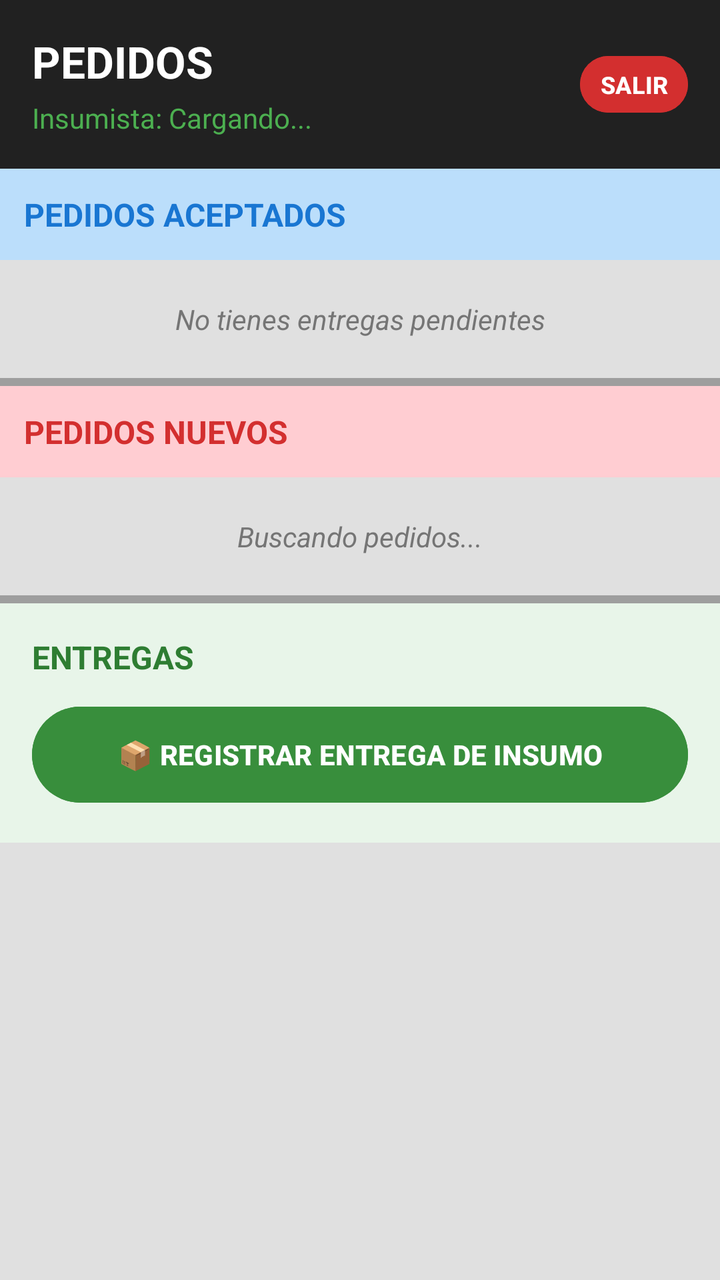
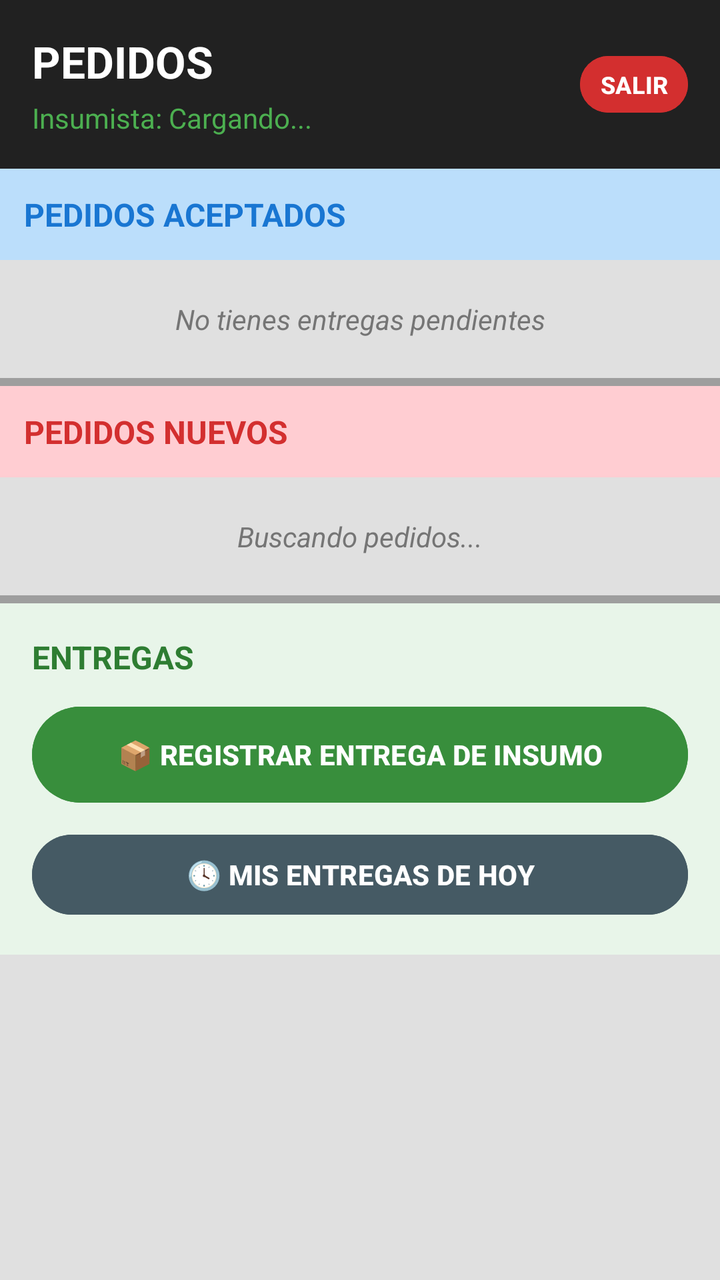

An Android layout rendered at two revisions. The XML below is the earlier revision; the diff shows what the commit changed to produce the second picture.
<!-- AndroidManifest.xml: application theme Theme.Controller -->
<!-- res/layout/activity_bandeja_insumos.xml -->
<?xml version="1.0" encoding="utf-8"?>
<LinearLayout xmlns:android="http://schemas.android.com/apk/res/android"
    android:layout_width="match_parent"
    android:layout_height="match_parent"
    android:orientation="vertical"
    android:background="#E0E0E0"
    android:fitsSystemWindows="true">

    <LinearLayout
        android:layout_width="match_parent"
        android:layout_height="wrap_content"
        android:background="#212121"
        android:padding="16dp"
        android:orientation="horizontal"
        android:gravity="center_vertical">
        <LinearLayout
            android:layout_width="0dp"
            android:layout_height="wrap_content"
            android:layout_weight="1"
            android:orientation="vertical">
            <TextView
                android:layout_width="wrap_content"
                android:layout_height="wrap_content"
                android:text="PEDIDOS"
                android:textColor="#FFFFFF"
                android:textSize="22sp"
                android:textStyle="bold"/>
            <TextView
                android:id="@+id/tvUsuarioLogueado"
                android:layout_width="wrap_content"
                android:layout_height="wrap_content"
                android:text="Insumista: Cargando..."
                android:textColor="#4CAF50"
                android:textSize="14sp"
                android:layout_marginTop="4dp"/>
        </LinearLayout>
        <Button
            android:id="@+id/btnCerrarSesion"
            android:layout_width="wrap_content"
            android:layout_height="wrap_content"
            android:minHeight="0dp"
            android:minWidth="0dp"
            android:paddingHorizontal="10dp"
            android:text="SALIR"
            android:textSize="12sp"
            android:backgroundTint="#D32F2F"
            android:textColor="#FFFFFF"
            android:textStyle="bold"/>
    </LinearLayout>

    <androidx.core.widget.NestedScrollView
        android:layout_width="match_parent"
        android:layout_height="match_parent"
        android:fillViewport="true">

        <LinearLayout
            android:layout_width="match_parent"
            android:layout_height="wrap_content"
            android:orientation="vertical">

            <TextView
                android:layout_width="match_parent"
                android:layout_height="wrap_content"
                android:text="PEDIDOS ACEPTADOS"
                android:textColor="#1976D2"
                android:textStyle="bold"
                android:padding="12dp"
                android:textSize="16sp"
                android:background="#BBDEFB"/>

            <TextView
                android:id="@+id/tvSinAsignados"
                android:layout_width="match_parent"
                android:layout_height="wrap_content"
                android:text="No tienes entregas pendientes"
                android:gravity="center"
                android:padding="20dp"
                android:textStyle="italic"
                android:textColor="#757575"/>

            <androidx.recyclerview.widget.RecyclerView
                android:id="@+id/rvAsignados"
                android:layout_width="match_parent"
                android:layout_height="wrap_content"
                android:nestedScrollingEnabled="false" /> <View
            android:layout_width="match_parent"
            android:layout_height="4dp"
            android:background="#9E9E9E"/>

            <TextView
                android:layout_width="match_parent"
                android:layout_height="wrap_content"
                android:text="PEDIDOS NUEVOS"
                android:textColor="#D32F2F"
                android:textStyle="bold"
                android:padding="12dp"
                android:textSize="16sp"
                android:background="#FFCDD2"/>

            <TextView
                android:id="@+id/tvSinPedidos"
                android:layout_width="match_parent"
                android:layout_height="wrap_content"
                android:text="Buscando pedidos..."
                android:gravity="center"
                android:padding="20dp"
                android:textStyle="italic"
                android:textColor="#757575"/>

            <androidx.recyclerview.widget.RecyclerView
                android:id="@+id/rvPedidos"
                android:layout_width="match_parent"
                android:layout_height="wrap_content"
                android:nestedScrollingEnabled="false" />

            <View
                android:layout_width="match_parent"
                android:layout_height="4dp"
                android:background="#9E9E9E"/>

            <LinearLayout
                android:layout_width="match_parent"
                android:layout_height="wrap_content"
                android:background="#E8F5E9"
                android:padding="16dp"
                android:orientation="vertical">

                <TextView
                    android:layout_width="match_parent"
                    android:layout_height="wrap_content"
                    android:text="ENTREGAS"
                    android:textColor="#2E7D32"
                    android:textStyle="bold"
                    android:textSize="16sp"
                    android:layout_marginBottom="10dp"/>

                <Button
                    android:id="@+id/btnEntregarInsumo"
                    android:layout_width="match_parent"
                    android:layout_height="56dp"
                    android:text="📦 REGISTRAR ENTREGA DE INSUMO"
                    android:textColor="#FFFFFF"
                    android:textStyle="bold"
                    android:backgroundTint="#388E3C"/>
            </LinearLayout>

        </LinearLayout>
    </androidx.core.widget.NestedScrollView>

</LinearLayout>
<!-- resources referenced by this layout -->
<resources>
  <style name="Theme.Controller" parent="Base.Theme.Controller" />
  <style name="Base.Theme.Controller" parent="Theme.Material3.DayNight.NoActionBar">
          
          
      </style>
</resources>

<!-- the commit's change to res/layout/activity_bandeja_insumos.xml (unified diff, before → after) -->
@@ -142,6 +142,16 @@
                     android:textColor="#FFFFFF"
                     android:textStyle="bold"
                     android:backgroundTint="#388E3C"/>
+
+                <Button
+                    android:id="@+id/btnHistorialEntregas"
+                    android:layout_width="match_parent"
+                    android:layout_height="48dp"
+                    android:layout_marginTop="8dp"
+                    android:text="🕓 MIS ENTREGAS DE HOY"
+                    android:textColor="#FFFFFF"
+                    android:textStyle="bold"
+                    android:backgroundTint="#455A64"/>
             </LinearLayout>
 
         </LinearLayout>
